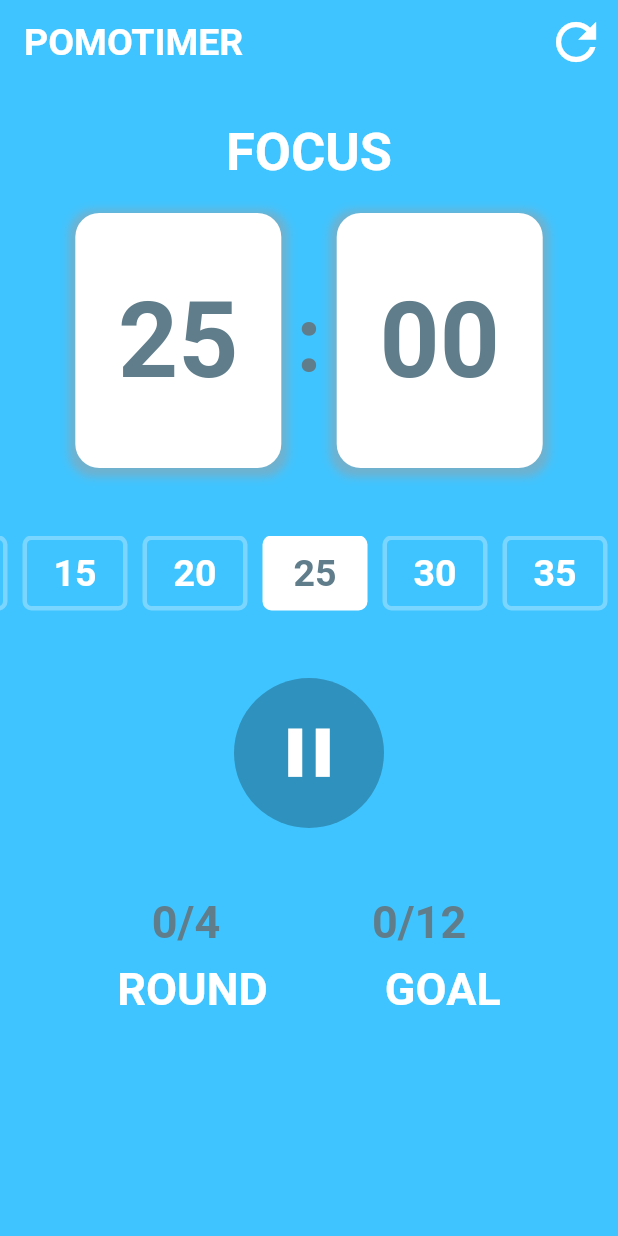
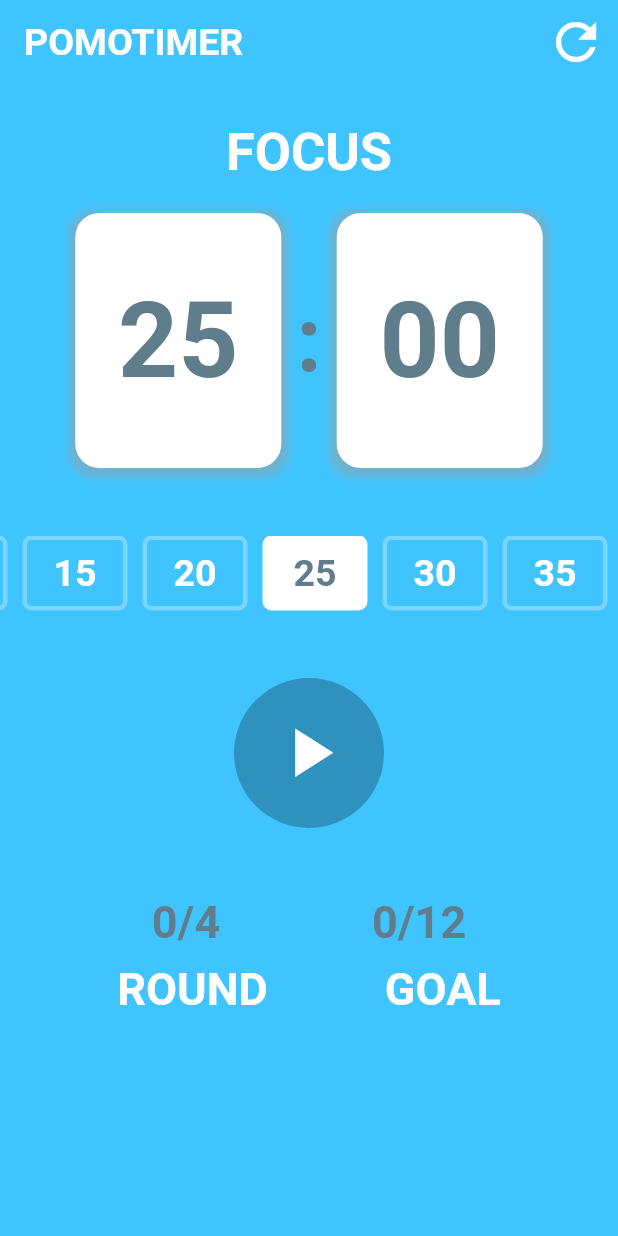
Before and after one commit to igorurbaniak/pomodoro_timer_app, a Flutter app: the screen it shows after launch, on a phone screen of 412 x 824 dp. Run offline on Flutter 3.47's test engine with Material 2 defaults, Android fonts, the phone set to English and light mode, and no system bars; our stand-ins replace google_fonts.

Commit message:
Add timer countdown logic

```diff
--- a/lib/pomodoro_screen.dart
+++ b/lib/pomodoro_screen.dart
@@ -38,15 +38,15 @@ class PomodoroScreen extends StatelessWidget {
         child: Container(
           alignment: Alignment.center,
           child: Column(
-            children: [
-              const SizedBox(height: 25),
-              const TimerCard(),
-              const SizedBox(height: 45),
+            children: const [
+              SizedBox(height: 25),
+              TimerCard(),
+              SizedBox(height: 45),
               TimeOptions(),
-              const SizedBox(height: 45),
+              SizedBox(height: 45),
               TimeController(),
-              const SizedBox(height: 45),
-              const ProgressWidget(),
+              SizedBox(height: 45),
+              ProgressWidget(),
             ],
           ),
         ),
--- a/lib/widgets/timecontroller.dart
+++ b/lib/widgets/timecontroller.dart
@@ -1,7 +1,9 @@
 import 'package:flutter/material.dart';
+import 'package:pomodoro_timer_app/timerservice.dart';
+import 'package:provider/provider.dart';
 
 class TimeController extends StatefulWidget {
-  TimeController({Key? key}) : super(key: key);
+  const TimeController({Key? key}) : super(key: key);
 
   @override
   State<TimeController> createState() => _TimeControllerState();
@@ -10,6 +12,7 @@ class TimeController extends StatefulWidget {
 class _TimeControllerState extends State<TimeController> {
   @override
   Widget build(BuildContext context) {
+    final provider = Provider.of<TimerService>(context);
     return Container(
       width: 100,
       height: 100,
@@ -19,8 +22,14 @@ class _TimeControllerState extends State<TimeController> {
       ),
       child: Center(
         child: IconButton(
-          icon: const Icon(Icons.pause),
-          onPressed: () {},
+          icon: provider.timerPlaying
+              ? const Icon(Icons.pause)
+              : const Icon(Icons.play_arrow_sharp),
+          onPressed: () {
+            provider.timerPlaying
+                ? Provider.of<TimerService>(context, listen: false).puase()
+                : Provider.of<TimerService>(context, listen: false).start();
+          },
           color: Colors.white,
           iconSize: 55,
         ),
--- a/lib/widgets/timeoptions.dart
+++ b/lib/widgets/timeoptions.dart
@@ -5,7 +5,7 @@ import 'package:pomodoro_timer_app/utils.dart';
 import 'package:provider/provider.dart';
 
 class TimeOptions extends StatelessWidget {
-  TimeOptions({Key? key}) : super(key: key);
+  const TimeOptions({Key? key}) : super(key: key);
 
   @override
   Widget build(BuildContext context) {
```
Also changed, not shown: lib/timerservice.dart (+15 -0 lines).
